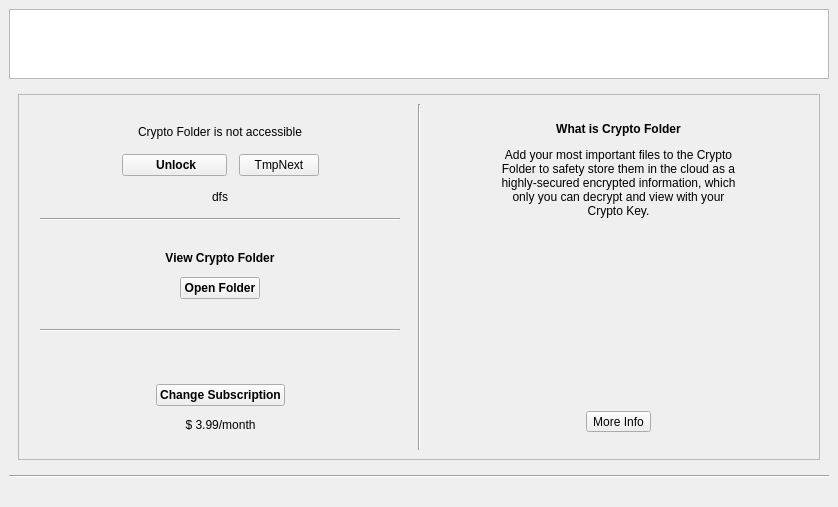
This is pcloudwindow.ui in pcloudcom/psyncgui as Qt 5 draws it before an edit. The edited form follows.
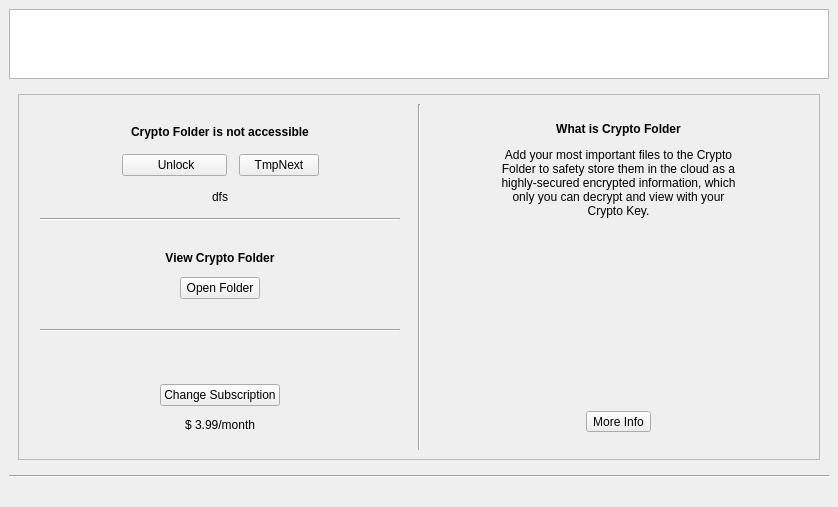
This is the edited form. The open tabs and pages were chosen to show the change. Icons and pictures are not drawn.

Commit message: SLX-288 | gen xp ui update

Diff of the .ui file:
```diff
--- a/pcloudwindow.ui
+++ b/pcloudwindow.ui
@@ -1832,6 +1832,12 @@
                      </item>
                      <item>
                       <widget class="QLabel" name="label_cryptoStatus">
+                       <property name="font">
+                        <font>
+                         <weight>75</weight>
+                         <bold>true</bold>
+                        </font>
+                       </property>
                        <property name="text">
                         <string>Crypto Folder is not accessible</string>
                        </property>
@@ -1883,8 +1889,8 @@
                        </property>
                        <property name="font">
                         <font>
-                         <weight>75</weight>
-                         <bold>true</bold>
+                         <weight>50</weight>
+                         <bold>false</bold>
                         </font>
                        </property>
                        <property name="text">
@@ -1984,8 +1990,8 @@
                       <widget class="QPushButton" name="btnCryptoOpenFldr">
                        <property name="font">
                         <font>
-                         <weight>75</weight>
-                         <bold>true</bold>
+                         <weight>50</weight>
+                         <bold>false</bold>
                         </font>
                        </property>
                        <property name="text">
@@ -2091,8 +2097,8 @@
                           <widget class="QPushButton" name="btnCryptoMainPagePay">
                            <property name="font">
                             <font>
-                             <weight>75</weight>
-                             <bold>true</bold>
+                             <weight>50</weight>
+                             <bold>false</bold>
                             </font>
                            </property>
                            <property name="text">
```
Left out of the diff: 83 changed lines with no effect on the pictures.
